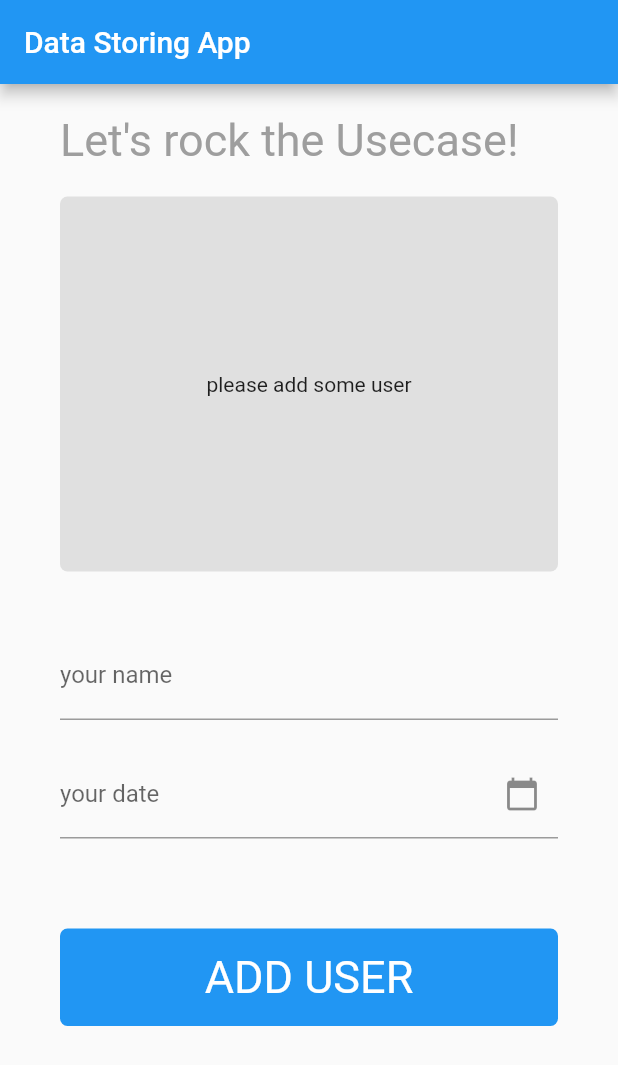
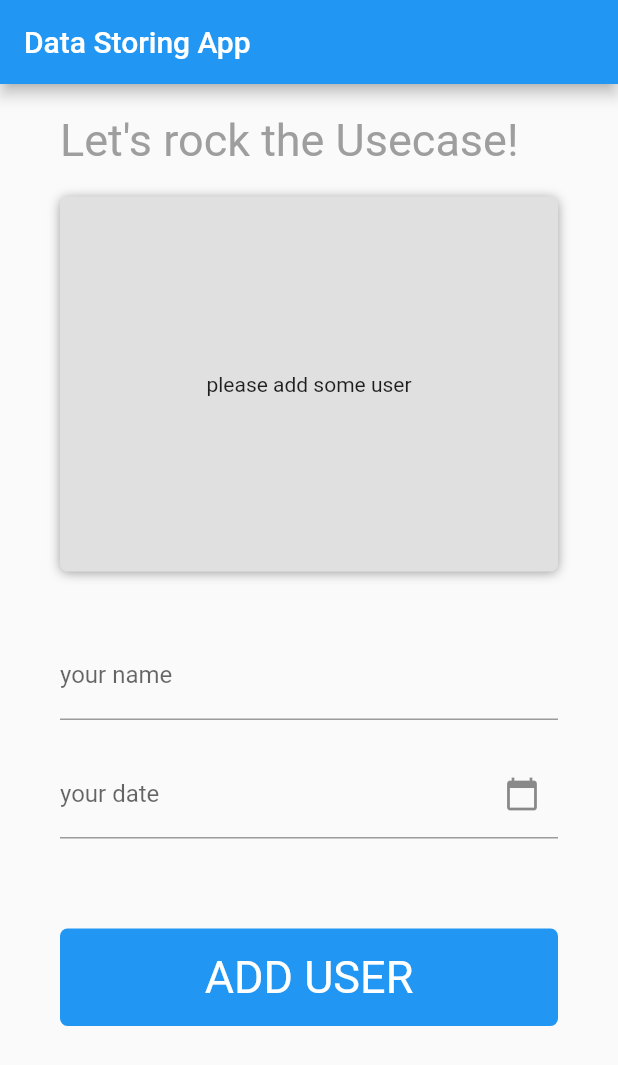
Before and after one commit to brewingsquid/flutter_vf_task, a Flutter app: the screen it shows after launch, on a phone screen of 412 x 824 dp. Shown: the top 1065 px of the screen. Run offline on Flutter 3.47's test engine with Material 2 defaults, Android fonts, the phone set to English and light mode, and no system bars.

Commit message:
add elevation to display box

```diff
--- a/lib/screens/home_page.dart
+++ b/lib/screens/home_page.dart
@@ -66,6 +66,13 @@ class _MyHomePageState extends State<MyHomePage> {
               decoration: BoxDecoration(
                 borderRadius: BorderRadius.circular(5),
                 color: Colors.grey.shade300,
+                boxShadow: [
+                  BoxShadow(
+                    color: Colors.grey,
+                    offset: Offset(0.0, 1.0),
+                    blurRadius: 6.0,
+                  ),
+                ],
               ),
               child: listUser.isEmpty
                   ? Center(
```
